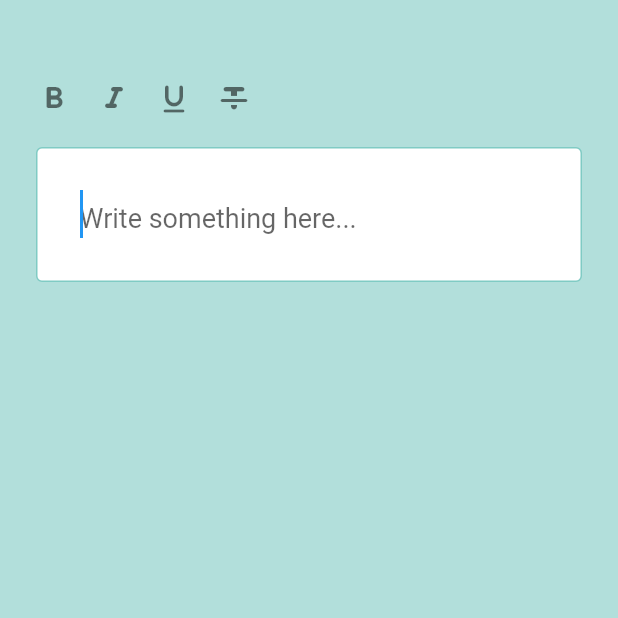
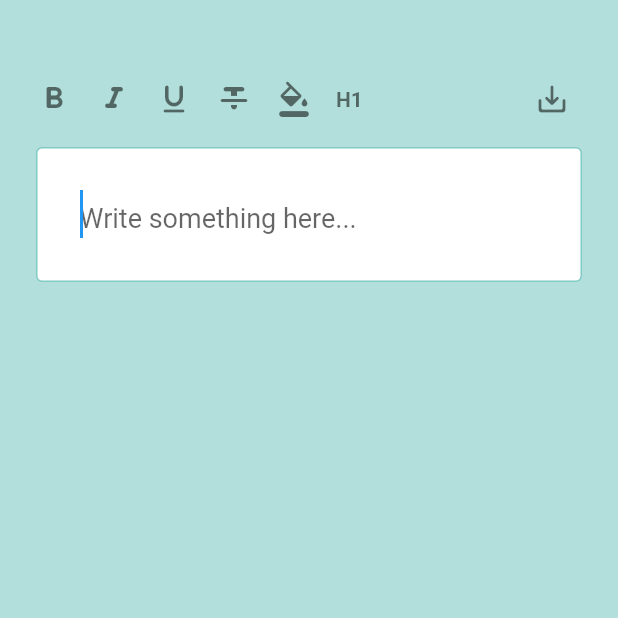
Before and after one commit to yaitmou/rich_field_controller, a Flutter app: the screen it shows after launch, on a phone screen of 412 x 824 dp, the top half of it. Run offline on Flutter 3.47's test engine with Material 2 defaults, Android fonts, the phone set to English and light mode, and no system bars; our stand-ins replace equatable.

```diff
--- a/example/lib/toolbar.dart
+++ b/example/lib/toolbar.dart
@@ -9,7 +9,8 @@ class RichfieldToolBarExample extends StatefulWidget {
   }) : super(key: key);
 
   @override
-  _RichfieldToolBarExampleState createState() => _RichfieldToolBarExampleState();
+  _RichfieldToolBarExampleState createState() =>
+      _RichfieldToolBarExampleState();
 }
 
 class _RichfieldToolBarExampleState extends State<RichfieldToolBarExample> {
@@ -31,10 +32,14 @@ class _RichfieldToolBarExampleState extends State<RichfieldToolBarExample> {
               MouseRegion(
                 cursor: SystemMouseCursors.click,
                 child: Padding(
-                  padding: const EdgeInsets.symmetric(vertical: 6, horizontal: 8).copyWith(left: 0),
+                  padding:
+                      const EdgeInsets.symmetric(vertical: 6, horizontal: 8)
+                          .copyWith(left: 0),
                   child: GestureDetector(
                     onTap: () {
-                      controller.updateStyle(const TextStyle(fontWeight: FontWeight.bold));
+                      controller.updateStyle(
+                        const TextStyle(fontWeight: FontWeight.bold),
+                      );
                     },
                     child: const Icon(
                       Icons.format_bold_rounded,
@@ -50,10 +55,12 @@ class _RichfieldToolBarExampleState extends State<RichfieldToolBarExample> {
               MouseRegion(
                 cursor: SystemMouseCursors.click,
                 child: Padding(
-                  padding: const EdgeInsets.symmetric(vertical: 6, horizontal: 8),
+                  padding:
+                      const EdgeInsets.symmetric(vertical: 6, horizontal: 8),
                   child: GestureDetector(
                     onTap: () {
-                      controller.updateStyle(const TextStyle(fontStyle: FontStyle.italic));
+                      controller.updateStyle(
+                          const TextStyle(fontStyle: FontStyle.italic));
                     },
                     child: const Icon(
                       Icons.format_italic_rounded,
@@ -69,10 +76,12 @@ class _RichfieldToolBarExampleState extends State<RichfieldToolBarExample> {
               MouseRegion(
                 cursor: SystemMouseCursors.click,
                 child: Padding(
-                  padding: const EdgeInsets.symmetric(vertical: 6, horizontal: 8),
+                  padding:
+                      const EdgeInsets.symmetric(vertical: 6, horizontal: 8),
                   child: GestureDetector(
                     onTap: () {
-                      controller.updateStyle(const TextStyle(decoration: TextDecoration.underline));
+                      controller.updateStyle(const TextStyle(
+                          decoration: TextDecoration.underline));
                     },
                     child: const Icon(
                       Icons.format_underline_rounded,
@@ -88,13 +97,84 @@ class _RichfieldToolBarExampleState extends State<RichfieldToolBarExample> {
               MouseRegion(
                 cursor: SystemMouseCursors.click,
                 child: Padding(
-                  padding: const EdgeInsets.symmetric(vertical: 6, horizontal: 8),
+                  padding:
+                      const EdgeInsets.symmetric(vertical: 6, horizontal: 8),
                   child: GestureDetector(
                     onTap: () {
-                      controller.updateStyle(const TextStyle(decoration: TextDecoration.lineThrough));
+                      controller.updateStyle(const TextStyle(
+                          decoration: TextDecoration.lineThrough));
                     },
                     child: const Icon(
                       Icons.format_strikethrough_rounded,
+                      color: Colors.black54,
+                    ),
+                  ),
+                ),
+              ),
+
+              //
+              // Highlight text
+              //
+              MouseRegion(
+                cursor: SystemMouseCursors.click,
+                child: Padding(
+                  padding:
+                      const EdgeInsets.symmetric(vertical: 6, horizontal: 8),
+                  child: GestureDetector(
+                    onTap: () {
+                      controller.updateStyle(
+                        TextStyle(
+                          background: Paint()..color = Colors.yellow,
+                        ),
+                      );
+                    },
+                    child: const Icon(
+                      Icons.format_color_fill_rounded,
+                      color: Colors.black54,
+                    ),
+                  ),
+                ),
+              ),
+              //
+              // Highlight text
+              //
+              MouseRegion(
+                cursor: SystemMouseCursors.click,
+                child: Padding(
+                  padding:
+                      const EdgeInsets.symmetric(vertical: 6, horizontal: 8),
+                  child: GestureDetector(
+                    onTap: () {
+                      controller.mainStyle = const TextStyle(
+                        fontSize: 24,
+                        fontWeight: FontWeight.bold,
+                        color: Colors.black,
+                        inherit: true,
+                      );
+                    },
+                    child: const Text(
+                      'H1',
+                      style: TextStyle(
+                          color: Colors.black54, fontWeight: FontWeight.bold),
+                    ),
+                  ),
+                ),
+              ),
+              const Spacer(),
+              //
+              // Strike through Button
+              //
+              MouseRegion(
+                cursor: SystemMouseCursors.click,
+                child: Padding(
+                  padding:
+                      const EdgeInsets.symmetric(vertical: 6, horizontal: 8),
+                  child: GestureDetector(
+                    onTap: () {
+                      controller.toMarkdown();
+                    },
+                    child: const Icon(
+                      Icons.save_alt_rounded,
                       color: Colors.black54,
                     ),
                   ),
--- a/lib/src/rich_field_controller.dart
+++ b/lib/src/rich_field_controller.dart
@@ -14,6 +14,8 @@ class RichFieldController extends TextEditingController {
 
   late final _paragraph = RichParagraph(node: focusNode);
 
+  TextStyle? mainStyle;
+
   /// This is the core function of the [rich_field_controller]. I takes a required [style]
   /// and applies it to the selected text. If there is no active selection, but
   /// the focus is still on the [TextFiled], then the style is applied to the word
@@ -21,6 +23,10 @@ class RichFieldController extends TextEditingController {
   void updateStyle(TextStyle style) {
     selection = _paragraph.selection ?? selection;
     _paragraph.updateSelectedTextStyle(style);
+  }
+
+  String toMarkdown() {
+    return _paragraph.toMarkdown();
   }
 
   @override
@@ -41,6 +47,7 @@ class RichFieldController extends TextEditingController {
     if (selection != _paragraph.selection) {
       _paragraph.updateSelection(selection);
     }
-    return TextSpan(style: style, children: _paragraph.buildTextSpans());
+    return TextSpan(
+        style: mainStyle ?? style, children: _paragraph.buildTextSpans());
   }
 }
--- a/lib/src/rich_field_selection_controls.dart
+++ b/lib/src/rich_field_selection_controls.dart
@@ -38,7 +38,7 @@ class RichFieldSelectionControls extends MaterialTextSelectionControls {
     _updateTextStyle(delegate, const TextStyle(fontStyle: FontStyle.italic));
   }
 
-  // todo cZombine multiple [TextDecoration]s by using [TextDecoration.combine]
+  // todo combine multiple [TextDecoration]s by using [TextDecoration.combine]
 
   void _handleUnderLine(TextSelectionDelegate delegate) {
     _updateTextStyle(
--- a/pubspec.yaml
+++ b/pubspec.yaml
@@ -1,6 +1,6 @@
 name: rich_field_controller
 description: A rich text field controller that turns any Flutter TextField into an wysiwyg filed.
-version: 0.1.1
+version: 0.1.2
 repository: "https://github.com/yaitmou/rich_field_controller.git"
 homepage: "https://github.com/yaitmou/rich_field_controller.git"
 
@@ -18,4 +18,3 @@ dev_dependencies:
   flutter_lints: ^1.0.0
   flutter_test:
     sdk: flutter
-  mockito: ^5.0.16
```
Also changed, not shown: lib/src/rich_paragraph.dart (+25 -0 lines), lib/src/style.dart (+14 -1 lines), lib/src/styles_sheet.dart (added, +23 -0 lines), example/pubspec.lock, pubspec.lock, 1 other file.
